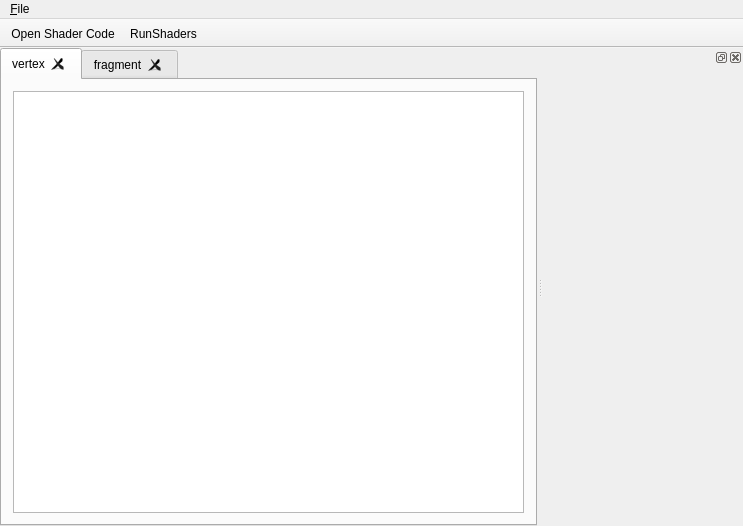
The window that forms/mainwindow.ui (ethiago/shader-labs) describes before a commit, drawn with Qt 5.
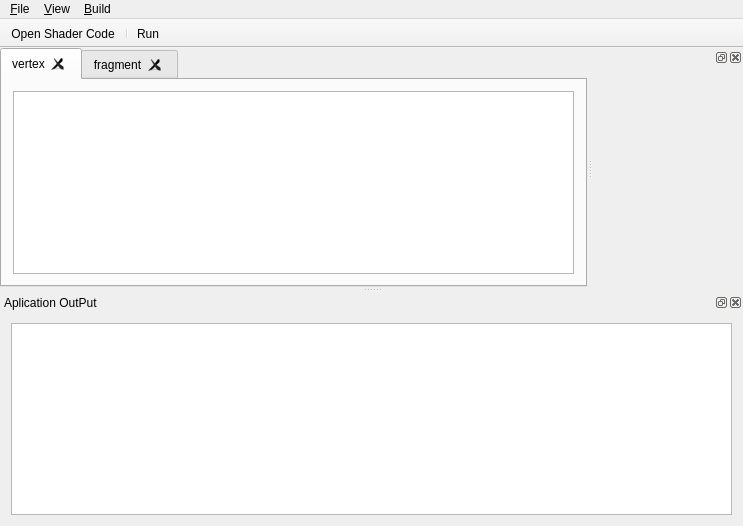
The same window after the commit. Icons and pictures are not drawn.

Commit message: output area

What changed in the file:
```diff
--- a/forms/mainwindow.ui
+++ b/forms/mainwindow.ui
@@ -73,7 +73,7 @@
      <x>0</x>
      <y>0</y>
      <width>743</width>
-     <height>25</height>
+     <height>21</height>
     </rect>
    </property>
    <widget class="QMenu" name="menuFile">
@@ -87,7 +87,22 @@
     <addaction name="separator"/>
     <addaction name="actionExit"/>
    </widget>
+   <widget class="QMenu" name="menuView">
+    <property name="title">
+     <string>&amp;View</string>
+    </property>
+    <addaction name="actionAplication_optput"/>
+    <addaction name="actionRender_area"/>
+   </widget>
+   <widget class="QMenu" name="menu_Build">
+    <property name="title">
+     <string>&amp;Build</string>
+    </property>
+    <addaction name="actionRunShaders"/>
+   </widget>
    <addaction name="menuFile"/>
+   <addaction name="menuView"/>
+   <addaction name="menu_Build"/>
   </widget>
   <widget class="QToolBar" name="mainToolBar">
    <property name="movable">
@@ -103,13 +118,14 @@
     <bool>false</bool>
    </attribute>
    <addaction name="actionOpen_Shader_Code"/>
+   <addaction name="separator"/>
    <addaction name="actionRunShaders"/>
   </widget>
   <widget class="QDockWidget" name="dockWidget">
    <property name="minimumSize">
     <size>
-     <width>200</width>
-     <height>313</height>
+     <width>150</width>
+     <height>150</height>
     </size>
    </property>
    <attribute name="dockWidgetArea">
@@ -136,21 +152,36 @@
        </property>
       </layout>
      </item>
+    </layout>
+   </widget>
+  </widget>
+  <widget class="QDockWidget" name="dockOutPutWidget">
+   <property name="minimumSize">
+    <size>
+     <width>89</width>
+     <height>111</height>
+    </size>
+   </property>
+   <property name="allowedAreas">
+    <set>Qt::BottomDockWidgetArea</set>
+   </property>
+   <property name="windowTitle">
+    <string>Aplication OutPut</string>
+   </property>
+   <attribute name="dockWidgetArea">
+    <number>8</number>
+   </attribute>
+   <widget class="QWidget" name="dockOutPutWidgetContents">
+    <layout class="QVBoxLayout" name="verticalLayout_3">
      <item>
-      <spacer name="verticalSpacer">
-       <property name="orientation">
-        <enum>Qt::Vertical</enum>
+      <widget class="QPlainTextEdit" name="outputTextBox">
+       <property name="enabled">
+        <bool>true</bool>
        </property>
-       <property name="sizeType">
-        <enum>QSizePolicy::Fixed</enum>
+       <property name="readOnly">
+        <bool>true</bool>
        </property>
-       <property name="sizeHint" stdset="0">
-        <size>
-         <width>20</width>
-         <height>260</height>
-        </size>
-       </property>
-      </spacer>
+      </widget>
      </item>
     </layout>
    </widget>
@@ -174,7 +205,7 @@
   </action>
   <action name="actionRunShaders">
    <property name="text">
-    <string>RunShaders</string>
+    <string>Run</string>
    </property>
    <property name="shortcut">
     <string>Ctrl+R</string>
```
Left out of the diff: 32 changed lines with no effect on the pictures. The commit also changes 8 other files.
